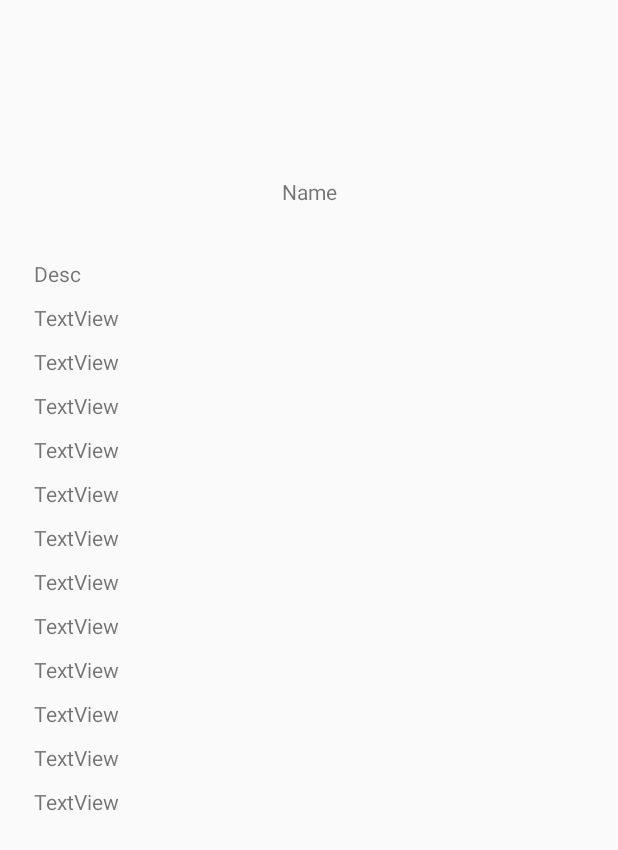
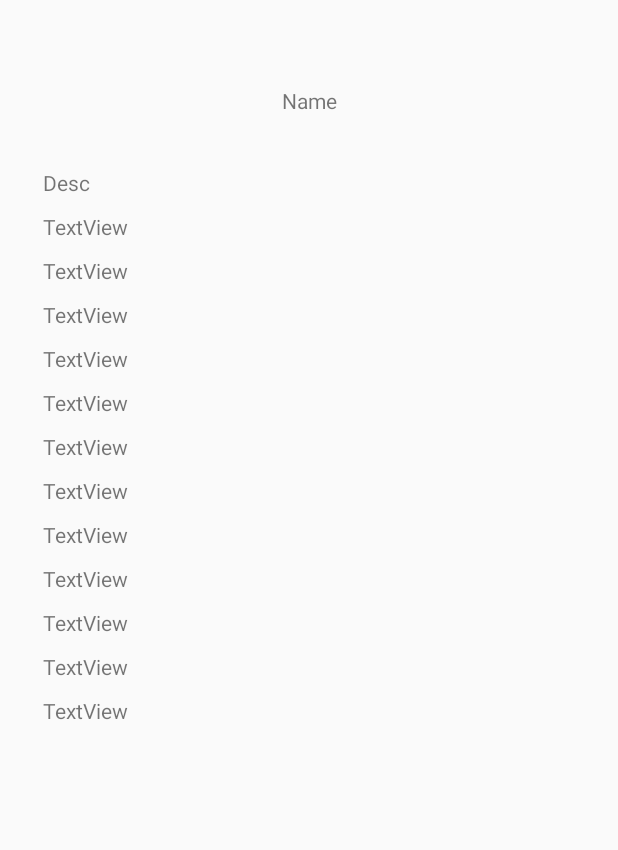
Before and after one commit to ehkn12/QuizQuest, an Android app: the layout spelllayout.xml on its own in the app's theme, with its tools: preview values and no code run, on a phone screen of 412 x 824 dp. Shown: the top 850 px of the screen. Run offline under Robolectric (Android 15) with nearby library versions, the phone set to English and light mode, and no system bars; network calls fail.

Commit message:
Commit check

```diff
--- a/app/src/main/java/com/example/GroupAssignment/activities/QuizActivity.java
+++ b/app/src/main/java/com/example/GroupAssignment/activities/QuizActivity.java
@@ -40,6 +40,8 @@ public class QuizActivity extends AppCompatActivity {
     private Question currentQuestion;
 
     public static ArrayList<Integer> scoreHistoryList = new ArrayList<>();
+
+
 
     @Override
     protected void onCreate(Bundle savedInstanceState) {
@@ -102,8 +104,6 @@ public class QuizActivity extends AppCompatActivity {
                     currentQuestion = db.questionDao().getQuestion(questionNum);
 
                     setQuestion(currentQuestion, score);
-                    Toast.makeText(getApplicationContext(), "HooooooooHOo", Toast.LENGTH_LONG).show();
-
                     nextBtn.setText("Finish Quiz");
                 }
                 else {
--- a/app/src/main/res/layout/spelllayout.xml
+++ b/app/src/main/res/layout/spelllayout.xml
@@ -29,12 +29,20 @@
 
         <LinearLayout
             android:id="@+id/spellLinearLayout"
-            android:layout_width="368dp"
-            android:layout_height="539dp"
+            android:layout_width="356dp"
+            android:layout_height="600dp"
+            android:layout_marginStart="20dp"
+            android:layout_marginLeft="20dp"
+            android:layout_marginTop="80dp"
+            android:layout_marginEnd="20dp"
+            android:layout_marginRight="20dp"
+            android:layout_marginBottom="24dp"
             android:orientation="vertical"
             app:layout_constraintBottom_toBottomOf="parent"
             app:layout_constraintEnd_toEndOf="parent"
-            app:layout_constraintStart_toStartOf="parent">
+            app:layout_constraintStart_toStartOf="parent"
+            app:layout_constraintTop_toTopOf="parent"
+            app:layout_constraintVertical_bias="0.508">
 
             <TextView
                 android:id="@+id/spellDesc"
```
Also changed, not shown: app/src/main/java/com/example/GroupAssignment/Fragments/InfoDetailFragment.java (+11 -2 lines), app/src/main/res/layout/scoreboardlayout.xml (+4 -4 lines), app/src/main/res/layout/weaponlayout.xml (+58 -15 lines).
